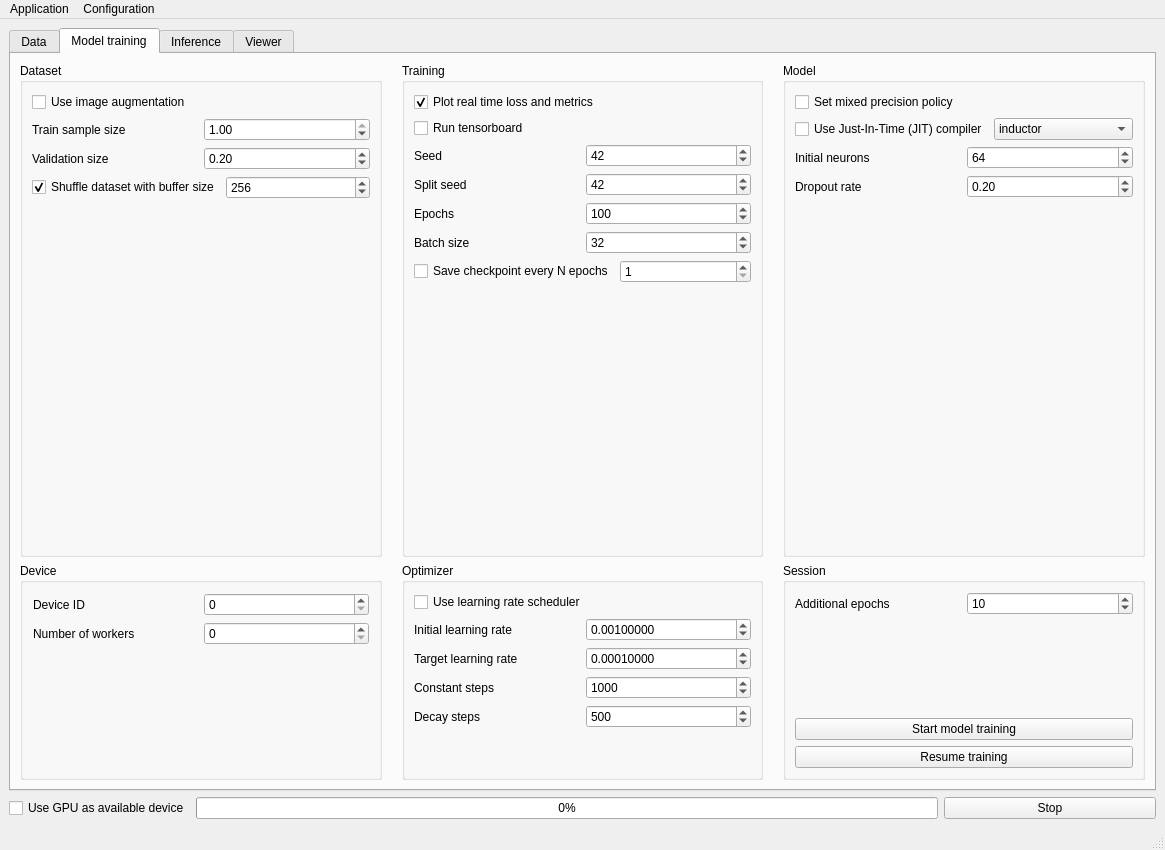
This is FEXT/app/assets/window_layout.ui in CTCycle/FEXT-Autoencoder as Qt 5 draws it before an edit. The edited form follows.
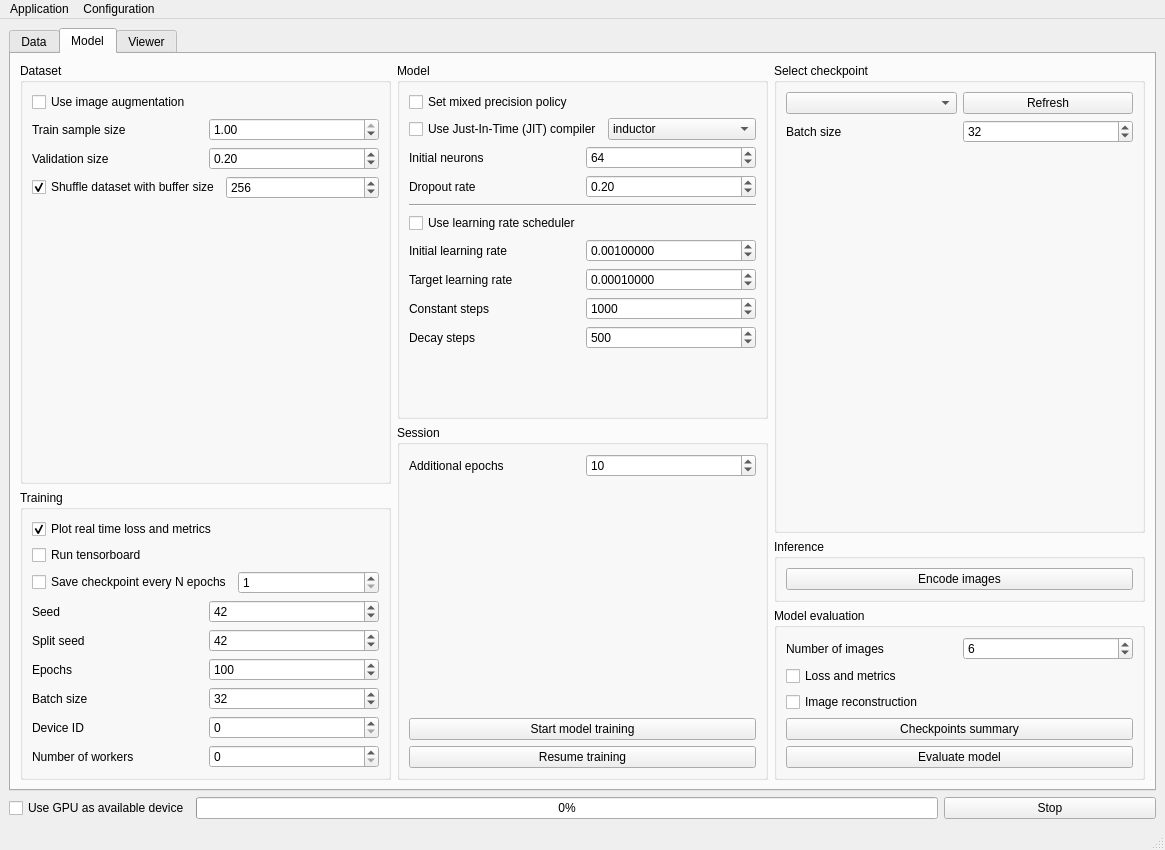
This is the edited form. The open tabs and pages were chosen to show the change.

Commit message: merged inference and training tabs

The edit to the form file:
```diff
--- a/FEXT/app/assets/window_layout.ui
+++ b/FEXT/app/assets/window_layout.ui
@@ -143,15 +143,12 @@
       </widget>
       <widget class="QWidget" name="trainTab">
        <attribute name="title">
-        <string>Model training</string>
+        <string>Model</string>
        </attribute>
-       <layout class="QGridLayout" name="gridLayout_2" rowminimumheight="0,0">
-        <item row="1" column="0">
-         <layout class="QGridLayout" name="gridLayout" rowstretch="4,0" columnstretch="0,0,0">
-          <property name="horizontalSpacing">
-           <number>20</number>
-          </property>
-          <item row="0" column="0">
+       <layout class="QHBoxLayout" name="horizontalLayout_29">
+        <item>
+         <layout class="QVBoxLayout" name="verticalLayout_11">
+          <item>
            <widget class="QGroupBox" name="groupBox_3">
             <property name="title">
              <string>Dataset</string>
@@ -255,211 +252,7 @@
             </layout>
            </widget>
           </item>
-          <item row="1" column="2">
-           <widget class="QGroupBox" name="groupBox_8">
-            <property name="title">
-             <string>Session</string>
-            </property>
-            <layout class="QVBoxLayout" name="verticalLayout_9">
-             <item>
-              <layout class="QHBoxLayout" name="horizontalLayout_10">
-               <item>
-                <widget class="QLabel" name="label_7">
-                 <property name="text">
-                  <string>Additional epochs</string>
-                 </property>
-                </widget>
-               </item>
-               <item>
-                <widget class="QSpinBox" name="numAdditionalEpochs">
-                 <property name="toolTip">
-                  <string>&lt;html&gt;&lt;head/&gt;&lt;body&gt;&lt;p&gt;Additional number of epochs for the resumed training session&lt;/p&gt;&lt;p&gt;&lt;br/&gt;&lt;/p&gt;&lt;/body&gt;&lt;/html&gt;</string>
-                 </property>
-                 <property name="minimum">
-                  <number>1</number>
-                 </property>
-                 <property name="maximum">
-                  <number>1000000</number>
-                 </property>
-                 <property name="value">
-                  <number>10</number>
-                 </property>
-                </widget>
-               </item>
-              </layout>
-             </item>
-             <item>
-              <spacer name="verticalSpacer_7">
-               <property name="orientation">
-                <enum>Qt::Orientation::Vertical</enum>
-               </property>
-               <property name="sizeHint" stdset="0">
-                <size>
-                 <width>20</width>
-                 <height>40</height>
-                </size>
-               </property>
-              </spacer>
-             </item>
-             <item>
-              <widget class="QPushButton" name="startTraining">
-               <property name="toolTip">
-                <string>&lt;html&gt;&lt;head/&gt;&lt;body&gt;&lt;p&gt;Start new training session with given configurations&lt;/p&gt;&lt;p&gt;&lt;br/&gt;&lt;/p&gt;&lt;/body&gt;&lt;/html&gt;</string>
-               </property>
-               <property name="text">
-                <string>Start model training</string>
-               </property>
-              </widget>
-             </item>
-             <item>
-              <widget class="QPushButton" name="resumeTraining">
-               <property name="toolTip">
-                <string>&lt;html&gt;&lt;head/&gt;&lt;body&gt;&lt;p&gt;Resume training for a selected checkpoint, using previous training configurations and additional number of epochs&lt;/p&gt;&lt;/body&gt;&lt;/html&gt;</string>
-               </property>
-               <property name="text">
-                <string>Resume training</string>
-               </property>
-              </widget>
-             </item>
-            </layout>
-           </widget>
-          </item>
-          <item row="1" column="1">
-           <widget class="QGroupBox" name="groupBox_6">
-            <property name="title">
-             <string>Optimizer</string>
-            </property>
-            <layout class="QVBoxLayout" name="verticalLayout_17">
-             <item>
-              <layout class="QVBoxLayout" name="verticalLayout_6">
-               <item>
-                <widget class="QCheckBox" name="useScheduler">
-                 <property name="text">
-                  <string>Use learning rate scheduler</string>
-                 </property>
-                </widget>
-               </item>
-               <item>
-                <layout class="QHBoxLayout" name="horizontalLayout_18">
-                 <item>
-                  <widget class="QLabel" name="label_11">
-                   <property name="text">
-                    <string>Initial learning rate</string>
-                   </property>
-                  </widget>
-                 </item>
-                 <item>
-                  <widget class="QDoubleSpinBox" name="initialLearningRate">
-                   <property name="decimals">
-                    <number>8</number>
-                   </property>
-                   <property name="maximum">
-                    <double>100.000000000000000</double>
-                   </property>
-                   <property name="singleStep">
-                    <double>0.001000000000000</double>
-                   </property>
-                   <property name="value">
-                    <double>0.001000000000000</double>
-                   </property>
-                  </widget>
-                 </item>
-                </layout>
-               </item>
-               <item>
-                <layout class="QHBoxLayout" name="horizontalLayout_17">
-                 <item>
-                  <widget class="QLabel" name="label_14">
-                   <property name="text">
-                    <string>Target learning rate</string>
-                   </property>
-                  </widget>
-                 </item>
-                 <item>
-                  <widget class="QDoubleSpinBox" name="targetLearningRate">
-                   <property name="decimals">
-                    <number>8</number>
-                   </property>
-                   <property name="maximum">
-                    <double>100.000000000000000</double>
-                   </property>
-                   <property name="singleStep">
-                    <double>0.001000000000000</double>
-                   </property>
-                   <property name="value">
-                    <double>0.000100000000000</double>
-                   </property>
-                  </widget>
-                 </item>
-                </layout>
-               </item>
-               <item>
-                <layout class="QHBoxLayout" name="horizontalLayout_15">
-                 <item>
-                  <widget class="QLabel" name="label_12">
-                   <property name="text">
-                    <string>Constant steps</string>
-                   </property>
-                  </widget>
-                 </item>
-                 <item>
-                  <widget class="QSpinBox" name="constantSteps">
-                   <property name="maximum">
-                    <number>1000000</number>
-                   </property>
-                   <property name="singleStep">
-                    <number>10</number>
-                   </property>
-                   <property name="value">
-                    <number>1000</number>
-                   </property>
-                  </widget>
-                 </item>
-                </layout>
-               </item>
-               <item>
-                <layout class="QHBoxLayout" name="horizontalLayout_14">
-                 <item>
-                  <widget class="QLabel" name="label_13">
-                   <property name="text">
-                    <string>Decay steps</string>
-                   </property>
-                  </widget>
-                 </item>
-                 <item>
-                  <widget class="QSpinBox" name="decaySteps">
-                   <property name="maximum">
-                    <number>1000000</number>
-                   </property>
-                   <property name="singleStep">
-                    <number>10</number>
-                   </property>
-                   <property name="value">
-                    <number>500</number>
-                   </property>
-                  </widget>
-                 </item>
-                </layout>
-               </item>
-              </layout>
-             </item>
-             <item>
-              <spacer name="verticalSpacer_6">
-               <property name="orientation">
-                <enum>Qt::Orientation::Vertical</enum>
-               </property>
-               <property name="sizeHint" stdset="0">
-                <size>
-                 <width>20</width>
-                 <height>40</height>
-                </size>
-               </property>
-              </spacer>
-             </item>
-            </layout>
-           </widget>
-          </item>
-          <item row="0" column="1">
+          <item>
            <widget class="QGroupBox" name="groupBox_4">
             <property name="title">
              <string>Training</string>
@@ -482,6 +275,27 @@
                </property>
               </widget>
              </item>
+             <item>
+              <layout class="QHBoxLayout" name="horizontalLayout_12">
+               <item>
+                <widget class="QCheckBox" name="saveCheckpoints">
+                 <property name="text">
+                  <string>Save checkpoint every N epochs</string>
+                 </property>
+                </widget>
+               </item>
+               <item>
+                <widget class="QSpinBox" name="saveCPFrequency">
+                 <property name="minimum">
+                  <number>1</number>
+                 </property>
+                 <property name="maximum">
+                  <number>999</number>
+                 </property>
+                </widget>
+               </item>
+              </layout>
+             </item>
              <item>
               <layout class="QHBoxLayout" name="horizontalLayout_22">
                <item>
@@ -570,75 +384,16 @@
               </layout>
              </item>
              <item>
-              <layout class="QHBoxLayout" name="horizontalLayout_12">
+              <layout class="QHBoxLayout" name="horizontalLayout_23">
                <item>
-                <widget class="QCheckBox" name="saveCheckpoints">
+                <widget class="QLabel" name="label_5">
                  <property name="text">
-                  <string>Save checkpoint every N epochs</string>
+                  <string>Device ID</string>
                  </property>
                 </widget>
                </item>
                <item>
-                <widget class="QSpinBox" name="saveCPFrequency">
-                 <property name="minimum">
-                  <number>1</number>
-                 </property>
-                 <property name="maximum">
-                  <number>999</number>
-                 </property>
-                </widget>
-               </item>
-              </layout>
-             </item>
-             <item>
-              <spacer name="verticalSpacer_3">
-               <property name="orientation">
-                <enum>Qt::Orientation::Vertical</enum>
-               </property>
-               <property name="sizeHint" stdset="0">
-                <size>
-                 <width>20</width>
-                 <height>40</height>
-                </size>
-               </property>
-              </spacer>
-             </item>
-            </layout>
-           </widget>
-          </item>
-          <item row="1" column="0">
-           <widget class="QGroupBox" name="groupBox_2">
-            <property name="title">
-             <string>Device</string>
-            </property>
-            <layout class="QVBoxLayout" name="verticalLayout_14">
-             <property name="leftMargin">
-              <number>10</number>
-             </property>
-             <property name="topMargin">
-              <number>10</number>
-             </property>
-             <property name="rightMargin">
-              <number>10</number>
-             </property>
-             <property name="bottomMargin">
-              <number>10</number>
-             </property>
-             <item>
-              <layout class="QVBoxLayout" name="verticalLayout_18">
-               <item>
-                <layout class="QHBoxLayout" name="horizontalLayout_23">
-                 <item>
-                  <widget class="QLabel" name="label_5">
-                   <property name="text">
-                    <string>Device ID</string>
-                   </property>
-                  </widget>
-                 </item>
-                 <item>
-                  <widget class="QSpinBox" name="deviceID"/>
-                 </item>
-                </layout>
+                <widget class="QSpinBox" name="deviceID"/>
                </item>
               </layout>
              </item>
@@ -656,23 +411,14 @@
                </item>
               </layout>
              </item>
-             <item>
-              <spacer name="verticalSpacer_5">
-               <property name="orientation">
-                <enum>Qt::Orientation::Vertical</enum>
-               </property>
-               <property name="sizeHint" stdset="0">
-                <size>
-                 <width>20</width>
-                 <height>40</height>
-                </size>
-               </property>
-              </spacer>
-             </item>
             </layout>
            </widget>
           </item>
-          <item row="0" column="2">
+         </layout>
+        </item>
+        <item>
+         <layout class="QVBoxLayout" name="verticalLayout_14">
+          <item>
            <widget class="QGroupBox" name="groupBox_5">
             <property name="title">
              <string>Model</string>
@@ -787,6 +533,126 @@
                </item>
               </layout>
              </item>
+             <item>
+              <widget class="Line" name="line_2">
+               <property name="orientation">
+                <enum>Qt::Orientation::Horizontal</enum>
+               </property>
+              </widget>
+             </item>
+             <item>
+              <layout class="QVBoxLayout" name="verticalLayout_6">
+               <item>
+                <widget class="QCheckBox" name="useScheduler">
+                 <property name="text">
+                  <string>Use learning rate scheduler</string>
+                 </property>
+                </widget>
+               </item>
+               <item>
+                <layout class="QHBoxLayout" name="horizontalLayout_18">
+                 <item>
+                  <widget class="QLabel" name="label_11">
+                   <property name="text">
+                    <string>Initial learning rate</string>
+                   </property>
+                  </widget>
+                 </item>
+                 <item>
+                  <widget class="QDoubleSpinBox" name="initialLearningRate">
+                   <property name="decimals">
+                    <number>8</number>
+                   </property>
+                   <property name="maximum">
+                    <double>100.000000000000000</double>
+                   </property>
+                   <property name="singleStep">
+                    <double>0.001000000000000</double>
+                   </property>
+                   <property name="value">
+                    <double>0.001000000000000</double>
+                   </property>
+                  </widget>
+                 </item>
+                </layout>
+               </item>
+               <item>
+                <layout class="QHBoxLayout" name="horizontalLayout_17">
+                 <item>
+                  <widget class="QLabel" name="label_14">
+                   <property name="text">
+                    <string>Target learning rate</string>
+                   </property>
+                  </widget>
+                 </item>
+                 <item>
+                  <widget class="QDoubleSpinBox" name="targetLearningRate">
+                   <property name="decimals">
+                    <number>8</number>
+                   </property>
+                   <property name="maximum">
+                    <double>100.000000000000000</double>
+                   </property>
+                   <property name="singleStep">
+                    <double>0.001000000000000</double>
+                   </property>
+                   <property name="value">
+                    <double>0.000100000000000</double>
+                   </property>
+                  </widget>
+                 </item>
+                </layout>
+               </item>
+               <item>
+                <layout class="QHBoxLayout" name="horizontalLayout_15">
+                 <item>
+                  <widget class="QLabel" name="label_12">
+                   <property name="text">
+                    <string>Constant steps</string>
+                   </property>
+                  </widget>
+                 </item>
+                 <item>
+                  <widget class="QSpinBox" name="constantSteps">
+                   <property name="maximum">
+                    <number>1000000</number>
+                   </property>
+                   <property name="singleStep">
+                    <number>10</number>
+                   </property>
+                   <property name="value">
+                    <number>1000</number>
+                   </property>
+                  </widget>
+                 </item>
+                </layout>
+               </item>
+               <item>
+                <layout class="QHBoxLayout" name="horizontalLayout_14">
+                 <item>
+                  <widget class="QLabel" name="label_13">
+                   <property name="text">
+                    <string>Decay steps</string>
+                   </property>
+                  </widget>
+                 </item>
+                 <item>
+                  <widget class="QSpinBox" name="decaySteps">
+                   <property name="maximum">
+                    <number>1000000</number>
+                   </property>
+                   <property name="singleStep">
+                    <number>10</number>
+                   </property>
+                   <property name="value">
+                    <number>500</number>
+                   </property>
+                  </widget>
+                 </item>
+                </layout>
+               </item>
+              </layout>
+             </item>
              <item>
               <spacer name="verticalSpacer_4">
                <property name="orientation">
@@ -803,137 +669,145 @@
             </layout>
            </widget>
           </item>
+          <item>
+           <widget class="QGroupBox" name="groupBox_8">
+            <property name="title">
+             <string>Session</string>
+            </property>
+            <layout class="QVBoxLayout" name="verticalLayout_9">
+             <item>
+              <layout class="QHBoxLayout" name="horizontalLayout_10">
+               <item>
+                <widget class="QLabel" name="label_7">
+                 <property name="text">
+                  <string>Additional epochs</string>
+                 </property>
+                </widget>
+               </item>
+               <item>
+                <widget class="QSpinBox" name="numAdditionalEpochs">
+                 <property name="toolTip">
+                  <string>&lt;html&gt;&lt;head/&gt;&lt;body&gt;&lt;p&gt;Additional number of epochs for the resumed training session&lt;/p&gt;&lt;p&gt;&lt;br/&gt;&lt;/p&gt;&lt;/body&gt;&lt;/html&gt;</string>
+                 </property>
+                 <property name="minimum">
+                  <number>1</number>
+                 </property>
+                 <property name="maximum">
+                  <number>1000000</number>
+                 </property>
+                 <property name="value">
+                  <number>10</number>
+                 </property>
+                </widget>
+               </item>
+              </layout>
+             </item>
+             <item>
+              <spacer name="verticalSpacer_7">
+               <property name="orientation">
+                <enum>Qt::Orientation::Vertical</enum>
+               </property>
+               <property name="sizeHint" stdset="0">
+                <size>
+                 <width>20</width>
+                 <height>40</height>
+                </size>
+               </property>
+              </spacer>
+             </item>
+             <item>
+              <widget class="QPushButton" name="startTraining">
+               <property name="toolTip">
+                <string>&lt;html&gt;&lt;head/&gt;&lt;body&gt;&lt;p&gt;Start new training session with given configurations&lt;/p&gt;&lt;p&gt;&lt;br/&gt;&lt;/p&gt;&lt;/body&gt;&lt;/html&gt;</string>
+               </property>
+               <property name="text">
+                <string>Start model training</string>
+               </property>
+              </widget>
+             </item>
+             <item>
+              <widget class="QPushButton" name="resumeTraining">
+               <property name="toolTip">
+                <string>&lt;html&gt;&lt;head/&gt;&lt;body&gt;&lt;p&gt;Resume training for a selected checkpoint, using previous training configurations and additional number of epochs&lt;/p&gt;&lt;/body&gt;&lt;/html&gt;</string>
+               </property>
+               <property name="text">
+                <string>Resume training</string>
+               </property>
+              </widget>
+             </item>
+            </layout>
+           </widget>
+          </item>
          </layout>
         </item>
-       </layout>
-      </widget>
-      <widget class="QWidget" name="inferenceTab">
-       <attribute name="title">
-        <string>Inference</string>
-       </attribute>
-       <layout class="QVBoxLayout" name="verticalLayout_22">
         <item>
-         <layout class="QVBoxLayout" name="verticalLayout_20">
+         <layout class="QVBoxLayout" name="verticalLayout_13">
           <item>
-           <layout class="QHBoxLayout" name="horizontalLayout_8">
-            <item>
-             <widget class="QGroupBox" name="groupBox_7">
-              <property name="title">
-               <string>Configuration</string>
-              </property>
-              <layout class="QVBoxLayout" name="verticalLayout_16">
+           <widget class="QGroupBox" name="groupBox_10">
+            <property name="title">
+             <string>Select checkpoint</string>
+            </property>
+            <layout class="QVBoxLayout" name="verticalLayout_12">
+             <item>
+              <layout class="QHBoxLayout" name="horizontalLayout_5">
                <item>
-                <layout class="QHBoxLayout" name="horizontalLayout_34">
-                 <item>
-                  <widget class="QLabel" name="label_19">
-                   <property name="text">
-                    <string>Batch size</string>
-                   </property>
-                  </widget>
-                 </item>
-                 <item>
-                  <widget class="QSpinBox" name="inferenceBatchSize">
-                   <property name="minimum">
-                    <number>1</number>
-                   </property>
-                   <property name="maximum">
-                    <number>1024</number>
-                   </property>
-                   <property name="value">
-                    <number>32</number>
-                   </property>
-                  </widget>
-                 </item>
-                </layout>
+                <widget class="QComboBox" name="checkpointsList"/>
                </item>
                <item>
-                <layout class="QHBoxLayout" name="horizontalLayout_32">
-                 <item>
-                  <widget class="QLabel" name="label_15">
-                   <property name="text">
-                    <string>Number of images</string>
-                   </property>
-                  </widget>
-                 </item>
-                 <item>
-                  <widget class="QSpinBox" name="numImages">
-                   <property name="minimum">
-                    <number>1</number>
-                   </property>
-                   <property name="maximum">
-                    <number>100</number>
-                   </property>
-                   <property name="value">
-                    <number>6</number>
-                   </property>
-                  </widget>
-                 </item>
-                </layout>
-               </item>
-               <item>
-                <spacer name="verticalSpacer_11">
-                 <property name="orientation">
-                  <enum>Qt::Orientation::Vertical</enum>
+                <widget class="QPushButton" name="refreshCheckpoints">
+                 <property name="text">
+                  <string>Refresh</string>
                  </property>
-                 <property name="sizeHint" stdset="0">
-                  <size>
-                   <width>20</width>
-                   <height>40</height>
-                  </size>
-                 </property>
-                </spacer>
+                </widget>
                </item>
               </layout>
-             </widget>
-            </item>
-            <item>
-             <widget class="QGroupBox" name="groupBox_10">
-              <property name="title">
-               <string>Select checkpoint</string>
-              </property>
-              <layout class="QVBoxLayout" name="verticalLayout_12">
+             </item>
+             <item>
+              <layout class="QHBoxLayout" name="horizontalLayout_34">
                <item>
-                <layout class="QHBoxLayout" name="horizontalLayout_5">
-                 <item>
-                  <widget class="QComboBox" name="checkpointsList"/>
-                 </item>
-                 <item>
-                  <widget class="QPushButton" name="refreshCheckpoints">
-                   <property name="text">
-                    <string>Refresh</string>
-                   </property>
-                  </widget>
-                 </item>
-                </layout>
+                <widget class="QLabel" name="label_19">
+                 <property name="text">
+                  <string>Batch size</string>
+                 </property>
+                </widget>
                </item>
                <item>
-                <spacer name="verticalSpacer_9">
-                 <property name="orientation">
-                  <enum>Qt::Orientation::Vertical</enum>
+                <widget class="QSpinBox" name="inferenceBatchSize">
+                 <property name="minimum">
+                  <number>1</number>
                  </property>
-                 <property name="sizeHint" stdset="0">
-                  <size>
-                   <width>20</width>
-                   <height>40</height>
-                  </size>
+                 <property name="maximum">
+                  <number>1024</number>
                  </property>
-                </spacer>
+                 <property name="value">
+                  <number>32</number>
+                 </property>
+                </widget>
                </item>
               </layout>
-             </widget>
-            </item>
-           </layout>
+             </item>
+             <item>
+              <spacer name="verticalSpacer_3">
+               <property name="orientation">
+                <enum>Qt::Orientation::Vertical</enum>
+               </property>
+               <property name="sizeHint" stdset="0">
+                <size>
+                 <width>20</width>
+                 <height>40</height>
+                </size>
+               </property>
+              </spacer>
+             </item>
+            </layout>
+           </widget>
           </item>
-         </layout>
-        </item>
-        <item>
-         <layout class="QHBoxLayout" name="horizontalLayout_20">
           <item>
-           <widget class="QGroupBox" name="inferenceGroup">
+           <widget class="QGroupBox" name="groupBox_7">
             <property name="title">
-             <string>Model inference</string>
+             <string>Inference</string>
             </property>
-            <layout class="QVBoxLayout" name="verticalLayout_19">
+            <layout class="QVBoxLayout" name="verticalLayout_16">
              <item>
               <widget class="QPushButton" name="encodeImages">
                <property name="text">
@@ -950,6 +824,30 @@
              <string>Model evaluation</string>
             </property>
             <layout class="QVBoxLayout" name="verticalLayout_21">
+             <item>
+              <layout class="QHBoxLayout" name="horizontalLayout_32">
+               <item>
+                <widget class="QLabel" name="label_15">
+                 <property name="text">
+                  <string>Number of images</string>
+                 </property>
+                </widget>
+               </item>
+               <item>
+                <widget class="QSpinBox" name="numImages">
+                 <property name="minimum">
+                  <number>1</number>
+                 </property>
+                 <property name="maximum">
+                  <number>100</number>
+                 </property>
+                 <property name="value">
+                  <number>6</number>
+                 </property>
+                </widget>
+               </item>
+              </layout>
+             </item>
              <item>
               <widget class="QCheckBox" name="evalReport">
                <property name="text">
```
The commit also changes 4 other files.
